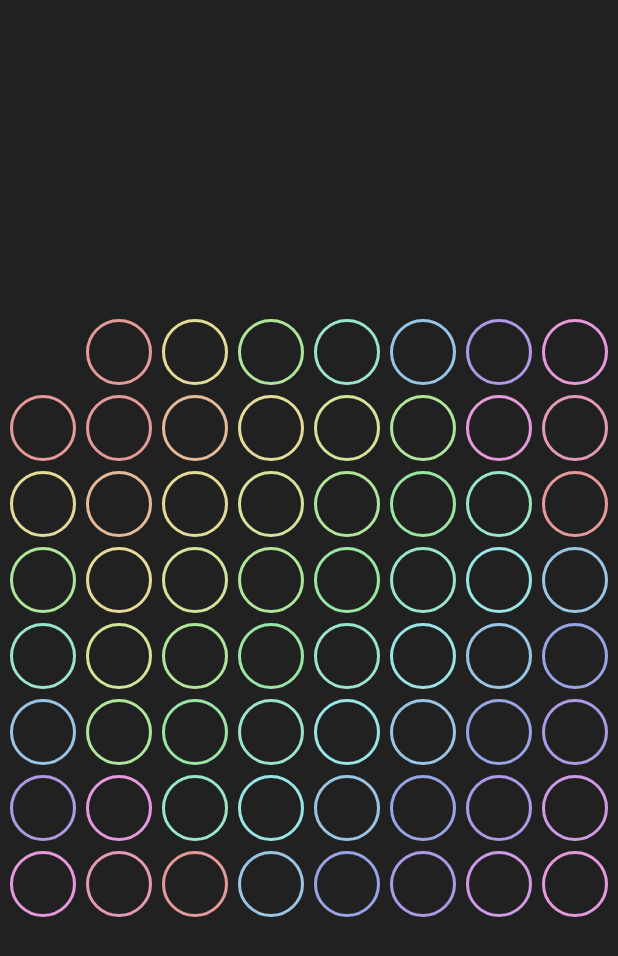
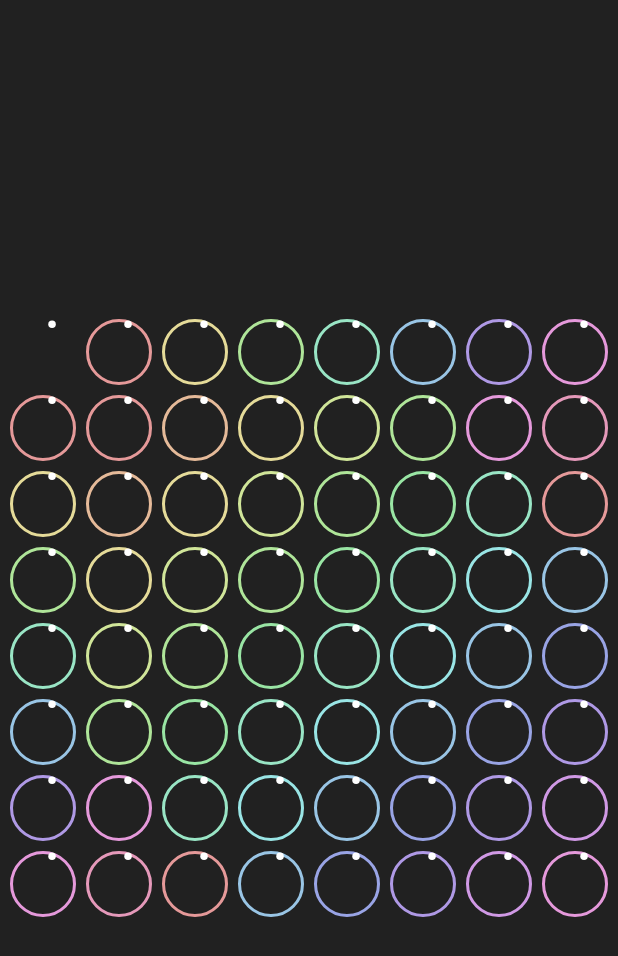
Before and after one commit to dylan-cm/harmonic_curves, a Flutter app: the screen it shows after launch, on a phone screen of 412 x 824 dp. Shown: the top 956 px of the screen. Run offline on Flutter 3.47's test engine with Material 2 defaults, Android fonts, the phone set to English and light mode, and no system bars.

Commit message:
sattelites orbit a circle

```diff
--- /dev/null
+++ b/lib/src/atom/satellite.dart
@@ -0,0 +1,78 @@
+import 'package:flutter/material.dart';
+import 'dart:math' as math;
+
+class Satellite extends StatefulWidget {
+  final int x;
+  final int y;
+  final double radius;
+  final double orbital;
+
+  Satellite(this.x, this.y, this.orbital, {this.radius : 5});
+
+  _SatelliteState createState() => _SatelliteState();
+}
+
+class _SatelliteState extends State<Satellite> with TickerProviderStateMixin{
+  Animation<double> dx, dy;
+  AnimationController dxController, dyController;
+
+  int x, y;
+  double radius;
+
+  @override
+  void initState() {
+    // if(widget.x==0) {y=widget.y+1; x=y; radius = widget.radius+2;}
+    // else if (widget.y==0) {x=widget.x+1; y=x; radius = widget.radius+2;}
+
+    if(widget.x==0 || widget.y==0){x=y=1; radius = widget.radius+2;}
+
+    dxController = AnimationController(
+      vsync: this,
+      duration: Duration(milliseconds: (10000/10).round())
+    );
+
+    dx = Tween(begin: 0.0, end: 2.0*math.pi).animate(
+      CurvedAnimation(
+        parent: dxController,
+        curve: Curves.linear,
+      )
+    );
+
+    dyController = AnimationController(
+      vsync: this,
+      duration: Duration(milliseconds: (10000/10).round())
+    );
+
+    dy = Tween(begin: 0.0, end: 2.0*math.pi).animate(
+      CurvedAnimation(
+        parent: dyController,
+        curve: Curves.linear,
+      )
+    );
+
+    dxController.repeat();
+    dyController.repeat();
+
+    super.initState();
+  }
+
+  @override
+  Widget build(BuildContext context) {
+    return AnimatedBuilder(
+      animation: dx,
+      builder: (context, child)=> Container(
+        width: widget.orbital,
+        height: widget.orbital,
+        alignment: Alignment(math.cos(dx.value), math.sin(dy.value)),
+        child: Container(
+          width: widget.radius,
+          height: widget.radius,
+          decoration: BoxDecoration(
+            color: Colors.white,
+            borderRadius: BorderRadius.circular(widget.radius)
+          ),
+        ),
+      ),
+    );
+  }
+}
--- a/lib/src/molecules/orbital.dart
+++ b/lib/src/molecules/orbital.dart
@@ -1,4 +1,5 @@
 import 'package:flutter/material.dart';
+import '../atom/satellite.dart';
 
 class Orbital extends StatelessWidget {
   final int x;
@@ -9,7 +10,9 @@ class Orbital extends StatelessWidget {
 
   @override
   Widget build(BuildContext context) {
-    return Container(
+    return Stack(
+      children: <Widget>[
+        Container(
           width: radius,
           height: radius,
           decoration: BoxDecoration(
@@ -19,6 +22,10 @@ class Orbital extends StatelessWidget {
               width: 2.0
             )
           ),
+        ),
+
+        Satellite(0, 1, radius),
+      ]
     );
   }
 
```
Lines whose indentation alone changed are shown as unchanged.
